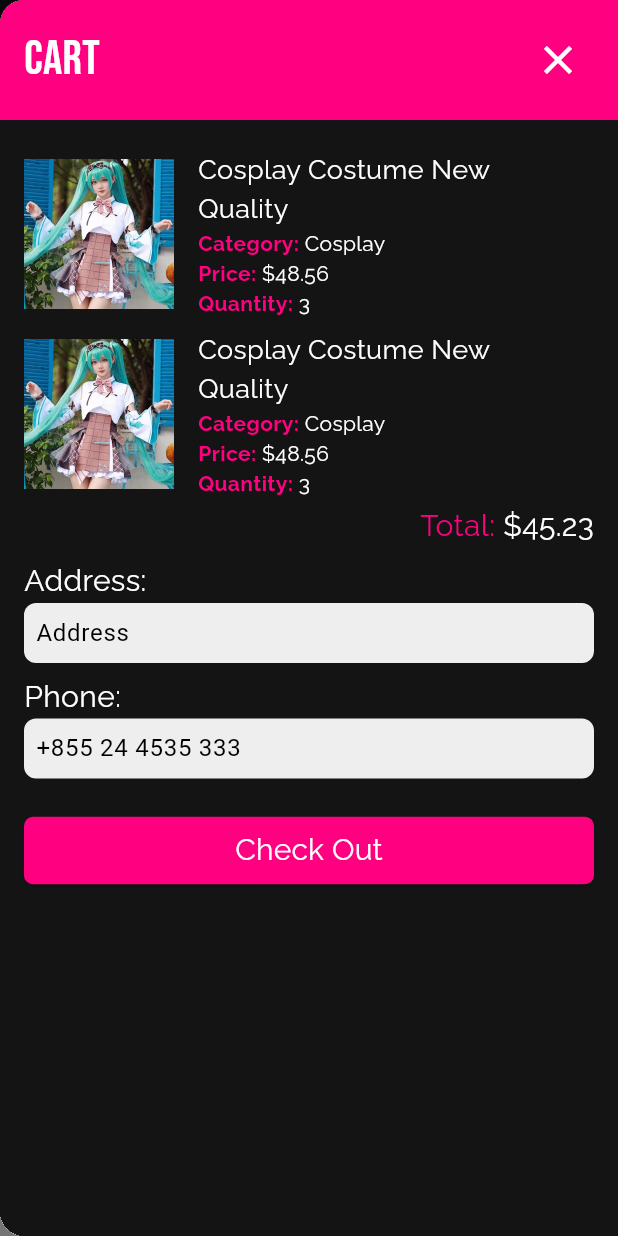
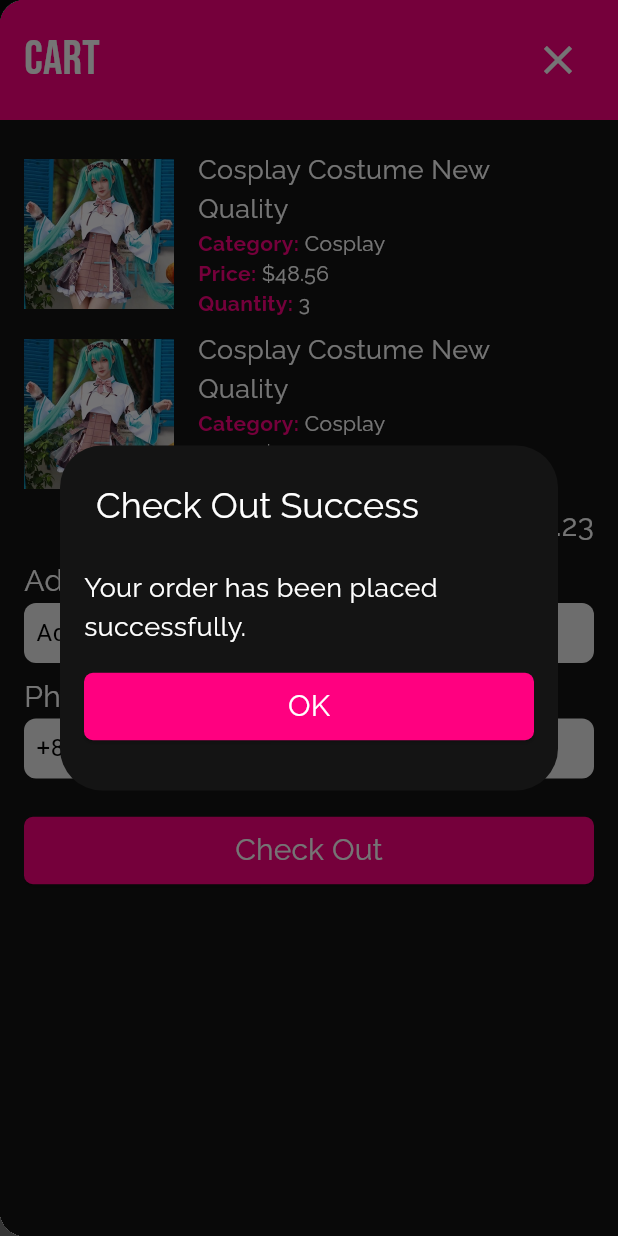
Before and after one commit to eavlongsok/anime-dstore-mobile, a Flutter app: the screen it shows after launch, in the side drawer, after a tap on "Check Out", on a phone screen of 412 x 824 dp. Run offline on Flutter 3.47's test engine with Material 3 defaults, Android fonts, the phone set to English and light mode, and no system bars.

Commit message:
add confirm, input, simple dialog. fix visal api

```diff
--- a/anime_dstore_mobile/lib/main.dart
+++ b/anime_dstore_mobile/lib/main.dart
@@ -210,6 +210,9 @@
                           onPressed: () {
                             // Add your button action here
                             print('Elevated Button Pressed');
+
+                            _checkOutDialog(
+                                context); // show check out success dialog
                           },
                           style: ElevatedButton.styleFrom(
                             backgroundColor: Theme.of(context)
@@ -308,6 +311,72 @@
           ),
         ],
       ),
+    );
+  }
+
+  void _checkOutDialog(BuildContext context) {
+    showDialog(
+      context: context,
+      builder: (BuildContext context) {
+        return SimpleDialog(
+          backgroundColor: Theme.of(context).colorScheme.background,
+          surfaceTintColor: Colors.transparent,
+          title: const Text(
+            'Check Out Success',
+            style: TextStyle(
+                color: Colors.white, fontFamily: "Raleway", fontSize: 24),
+          ),
+          children: [
+            Container(
+              padding: const EdgeInsets.all(16),
+              child: Column(
+                children: [
+                  const Text(
+                    'Your order has been placed successfully.',
+                    style: TextStyle(
+                        color: Colors.white,
+                        fontFamily: "Raleway",
+                        fontSize: 18),
+                  ),
+                  const SizedBox(
+                    height: 16,
+                  ),
+                  ElevatedButton(
+                    onPressed: () {
+                      // Add your button action here
+                      print('Elevated Button Pressed');
+                      Navigator.pop(context);
+                    },
+                    style: ElevatedButton.styleFrom(
+                      backgroundColor:
+                          Theme.of(context).colorScheme.primary, // Text color
+                      shape: RoundedRectangleBorder(
+                        borderRadius:
+                            BorderRadius.circular(6), // Set the border radius
+                      ),
+                    ),
+                    child: Container(
+                      width: double.infinity,
+                      padding: const EdgeInsets.all(8),
+                      child: const Row(
+                          mainAxisAlignment: MainAxisAlignment.center,
+                          children: [
+                            Text(
+                              'OK',
+                              style: TextStyle(
+                                  color: Colors.white,
+                                  fontSize: 20,
+                                  fontFamily: "Raleway"),
+                            ),
+                          ]),
+                    ),
+                  ),
+                ],
+              ),
+            ),
+          ],
+        );
+      },
     );
   }
 }
```
Also changed, not shown: anime_dstore_mobile/lib/profile_page.dart (+57 -1 lines), 3 other files.
